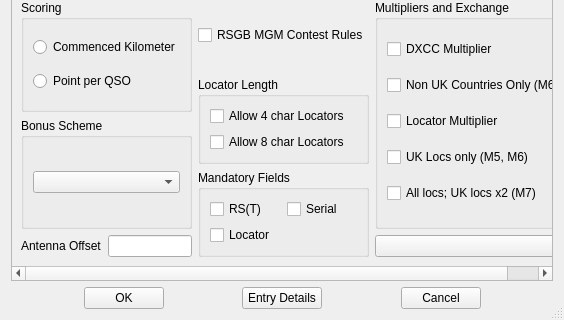
First picture: the form in mqt/MqtLogger/contestdetails.ui, repository Rsclub22/Minos2-Mirror, before the edit; both pictures show x 0 to 564 and y 270 to 590 of the 564 by 590 pixel window.
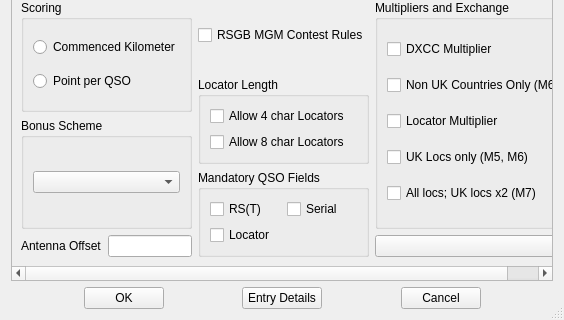
Second picture: the form after the edit. Custom widgets are drawn as their Qt base class.

Commit message: Add "QSO" to "Mandatory Fields"

```diff
--- a/mqt/MqtLogger/contestdetails.ui
+++ b/mqt/MqtLogger/contestdetails.ui
@@ -754,7 +754,7 @@
            <item>
             <widget class="QGroupBox" name="FieldsGroupBox">
              <property name="title">
-              <string>Mandatory Fields</string>
+              <string>Mandatory QSO Fields</string>
              </property>
              <layout class="QVBoxLayout" name="verticalLayout_17">
               <item>
```
